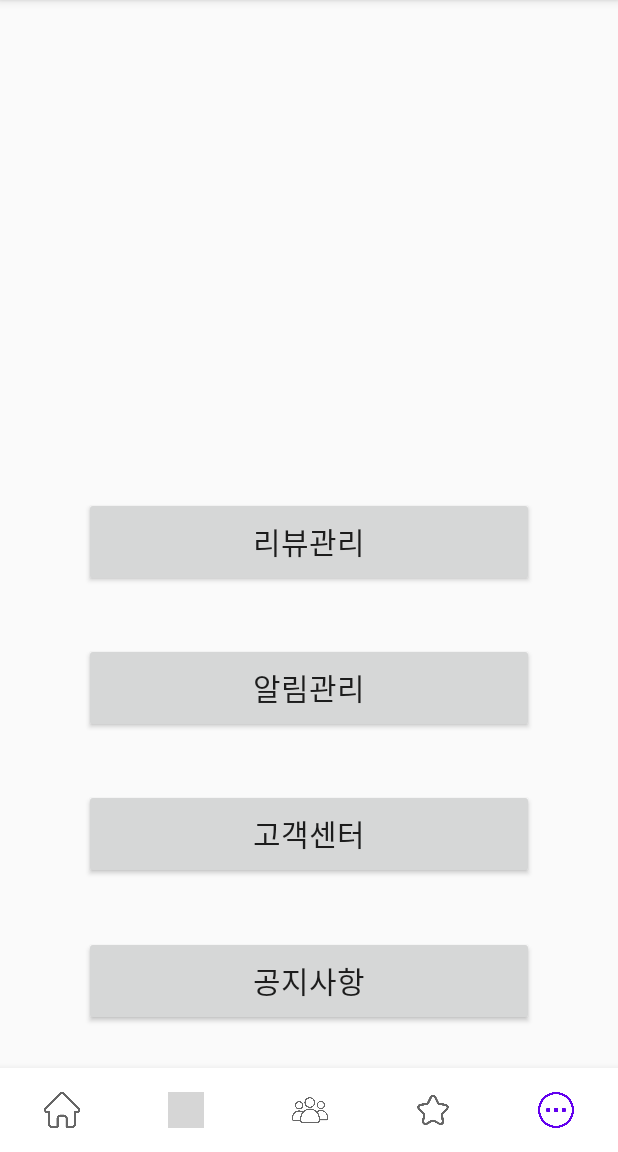
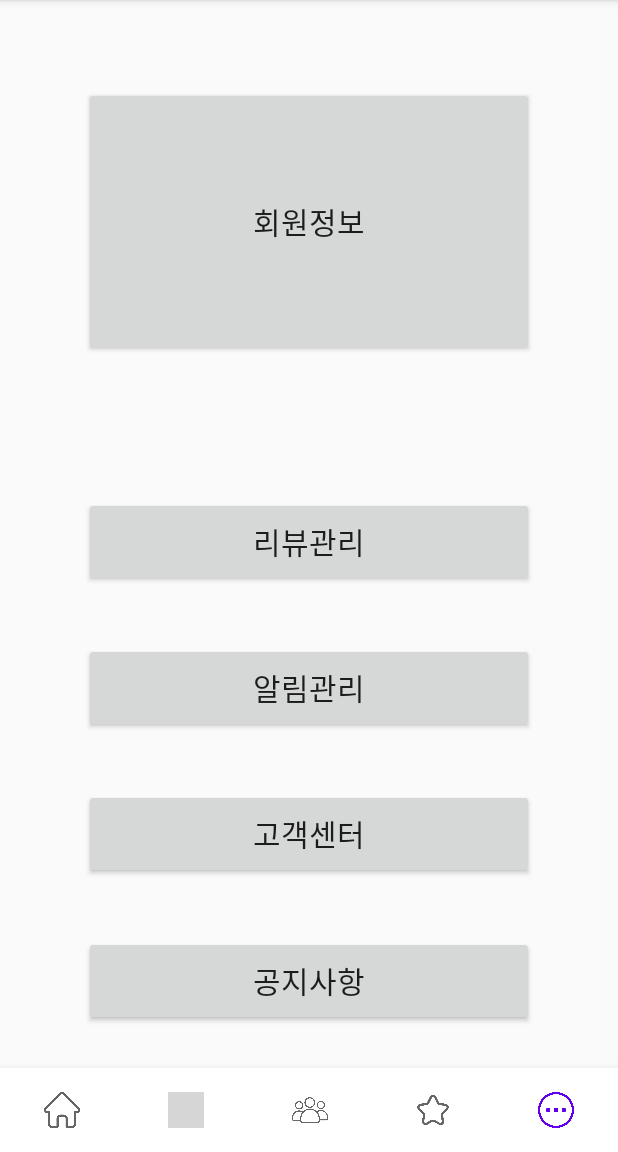
Before and after one commit to 4seokhyeon/Mapnaver, an Android app: the screen it shows after launch (MainActivity), item 5 of the bottom bar chosen, on a phone screen of 412 x 824 dp, the part 84-1236 px from its top. Run offline under Robolectric (Android 15) with nearby library versions, the phone set to English and light mode, and no system bars; our stand-ins replace Firebase (no records; nobody signed in at launch, a user with empty details on screens opened directly); libraries missing offline, so code that uses them is left out: com.naver.maps; 6 statements that could not run were skipped; grey boxes are pictures that could not be loaded.

Commit message:
더보기탭 화면전환

```diff
--- a/app/src/main/java/com/first/maptest/fragment/Fragment5.java
+++ b/app/src/main/java/com/first/maptest/fragment/Fragment5.java
@@ -16,6 +16,7 @@ import com.first.maptest.Listframent;
 import com.first.maptest.MainActivity;
 import com.first.maptest.R;
 import com.first.maptest.moretab.customer;
+import com.first.maptest.moretab.my;
 import com.first.maptest.moretab.notice;
 import com.first.maptest.moretab.pop;
 import com.first.maptest.moretab.review;
@@ -37,6 +38,17 @@ public class Fragment5 extends Fragment {
     public View onCreateView(LayoutInflater inflater, ViewGroup container,
                              Bundle savedInstanceState) {
         ViewGroup rootView = (ViewGroup) inflater.inflate(R.layout.fragment_5, container, false);
+
+        Button my = rootView.findViewById(R.id.my);
+        my.setOnClickListener(new View.OnClickListener() {
+            @Override
+            public void onClick(View v) {
+                FragmentTransaction fragmentTransaction = getActivity().getSupportFragmentManager().beginTransaction();
+                my my = new my();
+                fragmentTransaction.replace(R.id.mainframe, my);
+                fragmentTransaction.commit();
+            }
+        });
 
         Button review = rootView.findViewById(R.id.review);
         review.setOnClickListener(new View.OnClickListener() {
--- a/app/src/main/res/layout/fragment_5.xml
+++ b/app/src/main/res/layout/fragment_5.xml
@@ -4,7 +4,6 @@
     xmlns:tools="http://schemas.android.com/tools"
     android:layout_width="match_parent"
     android:layout_height="match_parent">
-
 
     <TextView
         android:id="@+id/textView2"
@@ -14,6 +13,20 @@
         android:visibility="visible"
         app:layout_constraintStart_toStartOf="parent"
         app:layout_constraintTop_toTopOf="parent" />
+
+    <Button
+        android:id="@+id/my"
+        android:layout_width="300dp"
+        android:layout_height="180dp"
+        android:text="회원정보"
+        android:textSize="20sp"
+        android:visibility="visible"
+        app:layout_constraintBottom_toBottomOf="parent"
+        app:layout_constraintEnd_toEndOf="parent"
+        app:layout_constraintStart_toStartOf="parent"
+        app:layout_constraintTop_toTopOf="parent"
+        app:layout_constraintVertical_bias="0.11"
+        tools:ignore="MissingConstraints" />
 
     <Button
         android:id="@+id/review"
```
Also changed, not shown: app/src/main/java/com/first/maptest/moretab/my.java (added, +46 -0 lines), app/src/main/res/layout/my.xml (added, +31 -0 lines).
